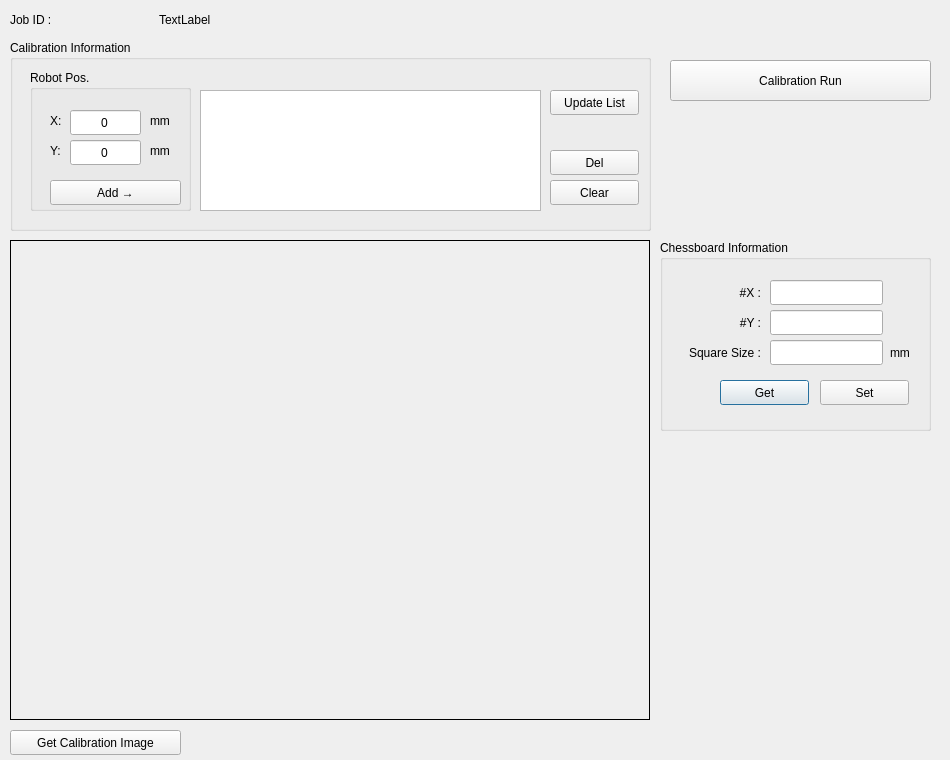
Qt form ui/dialogsetcalibration.ui (rendezvue/ViNet) before a commit.
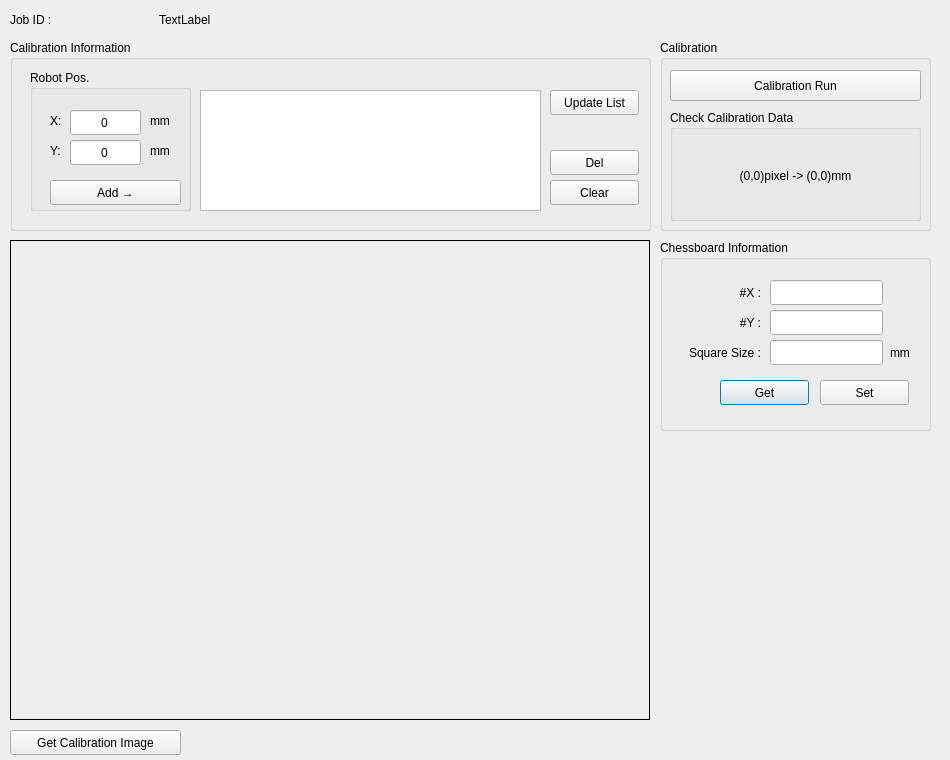
The same form after that commit.

Commit message: Checked the calibration result(mm) of pixel using mouse event.

Diff of the .ui file:
```diff
--- a/ui/dialogsetcalibration.ui
+++ b/ui/dialogsetcalibration.ui
@@ -393,18 +393,60 @@
     </property>
    </widget>
   </widget>
-  <widget class="QPushButton" name="pushButton_calibration_run">
+  <widget class="QGroupBox" name="groupBox_4">
    <property name="geometry">
     <rect>
-     <x>670</x>
-     <y>60</y>
-     <width>261</width>
-     <height>41</height>
+     <x>660</x>
+     <y>40</y>
+     <width>271</width>
+     <height>191</height>
     </rect>
    </property>
-   <property name="text">
-    <string>Calibration Run</string>
+   <property name="title">
+    <string>Calibration</string>
    </property>
+   <widget class="QPushButton" name="pushButton_calibration_run">
+    <property name="geometry">
+     <rect>
+      <x>10</x>
+      <y>30</y>
+      <width>251</width>
+      <height>31</height>
+     </rect>
+    </property>
+    <property name="text">
+     <string>Calibration Run</string>
+    </property>
+   </widget>
+   <widget class="QGroupBox" name="groupBox_5">
+    <property name="geometry">
+     <rect>
+      <x>10</x>
+      <y>70</y>
+      <width>251</width>
+      <height>111</height>
+     </rect>
+    </property>
+    <property name="title">
+     <string>Check Calibration Data</string>
+    </property>
+    <widget class="QLabel" name="label_calibration_info">
+     <property name="geometry">
+      <rect>
+       <x>10</x>
+       <y>30</y>
+       <width>231</width>
+       <height>71</height>
+      </rect>
+     </property>
+     <property name="text">
+      <string>(0,0)pixel -&gt; (0,0)mm</string>
+     </property>
+     <property name="alignment">
+      <set>Qt::AlignCenter</set>
+     </property>
+    </widget>
+   </widget>
   </widget>
  </widget>
  <resources/>
```
The commit also changes 2 other files.
